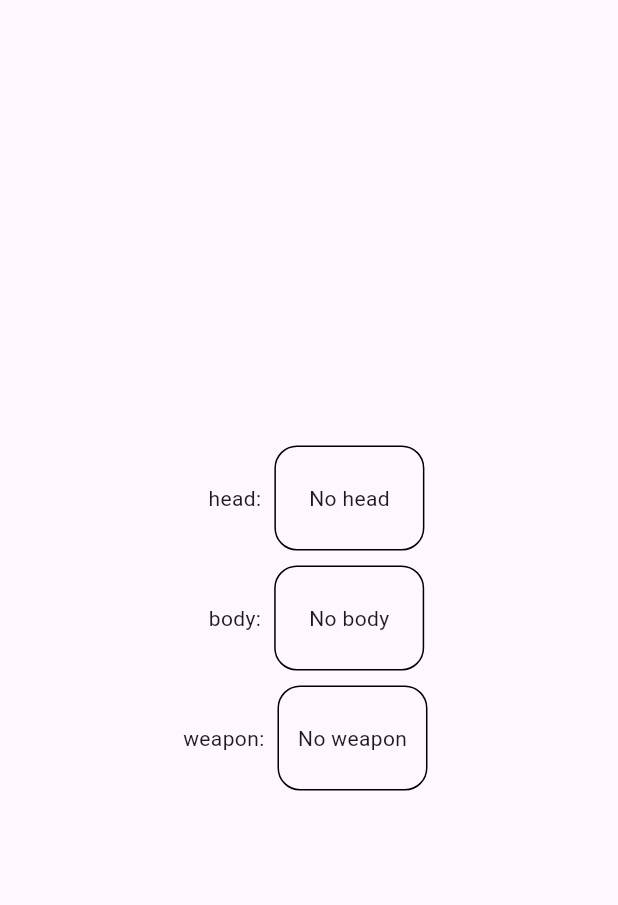
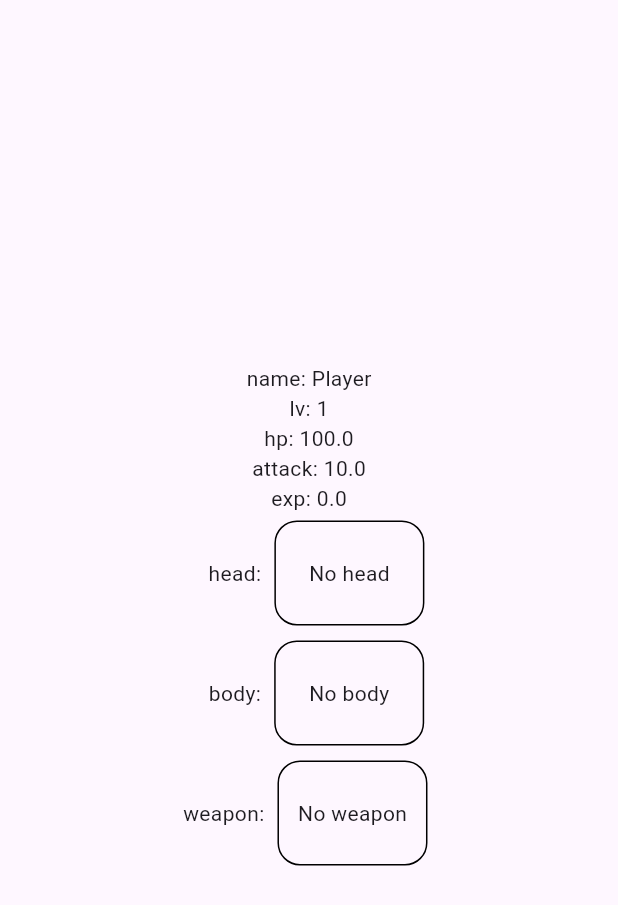
Before and after one commit to Oliverkywong/textgame, a Flutter app: the Attributes screen opened directly with empty values, on a phone screen of 412 x 824 dp. Shown: the top 905 px of the screen. Run offline on Flutter 3.47's test engine with Material 2 defaults, Android fonts, the light colour scheme and no system bars.

Commit message:
jsonread/write

```diff
--- a/lib/attr_page.dart
+++ b/lib/attr_page.dart
@@ -24,6 +24,11 @@ class AttributesState extends State<Attributes> {
   Widget build(BuildContext context) => Scaffold(
           body: Center(
               child: Column(mainAxisSize: MainAxisSize.min, children: <Widget>[
+                Text('name: ${player.name}'),
+                Text('lv: ${player.lv}'),
+                Text('hp: ${player.hp}'),
+                Text('attack: ${player.attack}'),
+                Text('exp: ${player.exp}'),
         Row(mainAxisSize: MainAxisSize.min, children: [
           const Text('    head: '),
           Container(
--- a/lib/game_page.dart
+++ b/lib/game_page.dart
@@ -32,8 +32,8 @@ class Storage {
 
   Future<dynamic> readData() async {
     late double curPosition;
-    var lastpo = [];
-    var map = [];
+    List<double> lastpo = [];
+    List<double> map = [];
     final file = await _localFile;
     final contents = await file.readAsString();
     var raw = XmlDocument.parse(contents);
@@ -44,12 +44,12 @@ class Storage {
     var mapData = mapList.split(',');
     final value = data.findElements('curPosition').first.innerText;
     curPosition = double.parse(value);
-    for(var x in mapData){
-      if(x=='')break;
+    for (var x in mapData) {
+      if (x == '') break;
       map.add(double.parse(x));
     }
-    for(var x in lastpoData){
-      if(x=='')break;
+    for (var x in lastpoData) {
+      if (x == '') break;
       lastpo.add(double.parse(x));
     }
     return {'curPosition': curPosition, 'lastpo': lastpo, 'map': map};
@@ -89,7 +89,6 @@ class GamePageState extends State<GamePage> {
   Weapon weapon = Weapon();
   GenMap genMap = GenMap();
   Player player = Player();
-  // late dynamic player ;
 
   late double curPosition;
   late List<dynamic> lastpo;
@@ -101,20 +100,25 @@ class GamePageState extends State<GamePage> {
     widget.storage.readData().then((data) {
       setState(() {
         if (loadData) {
-          curPosition = data['curPosition'];
-          map = data['map'];
-          lastpo = data['lastpo'];
+          genMap.curPosition = data['curPosition'];
+          genMap.map = data['map'];
+          genMap.lastpo = data['lastpo'];
         } else {
           genMap.gen();
-          curPosition = genMap.curPosition;
-          lastpo = genMap.lastpo;
-          map = genMap.map;
         }
         widget.storage.readJson().then((data) {
           if (loadData) {
-            player = data;
-          }else{
-            player = Player();
+            player.name = data['name'];
+            player.lv = data['lv'];
+            player.hp = data['hp'];
+            player.attack = data['attack'];
+            player.exp = data['exp'];
+            player.hasHead = data['hasHead'];
+            player.hasBody = data['hasBody'];
+            player.hasWeap = data['hasWeap'];
+          } else {
+            player =
+                Player();
           }
         });
       });
@@ -444,17 +448,18 @@ class GameState extends State<Game> {
                       onPressed: () async {
                         final builder = XmlBuilder();
                         late String mapXml = '';
-                        for(var x in genMap.map){
+                        for (var x in genMap.map) {
                           mapXml += '$x,';
                         }
                         late String lastpoXml = '';
-                        for(var x in genMap.lastpo){
+                        for (var x in genMap.lastpo) {
                           lastpoXml += '$x,';
                         }
                         builder.element('data', nest: () {
-                          builder.element('map', nest:mapXml);
-                          builder.element('lastpo', nest:lastpoXml);
-                          builder.element('curPosition', nest:genMap.curPosition);
+                          builder.element('map', nest: mapXml);
+                          builder.element('lastpo', nest: lastpoXml);
+                          builder.element('curPosition',
+                              nest: genMap.curPosition);
                         });
                         final document = builder.buildDocument();
                         widget.storage.writeData(document.toString());
--- a/lib/module.dart
+++ b/lib/module.dart
@@ -23,6 +23,7 @@ class Player {
   void checkLVup() {
     if (exp >= lvUp) {
       lv++;
+      exp=0;
     }
   }
 
```
